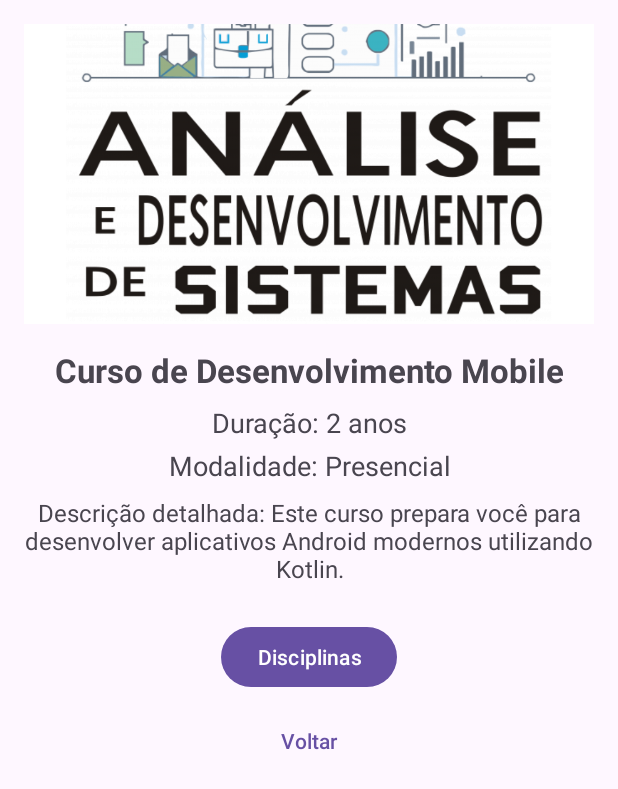
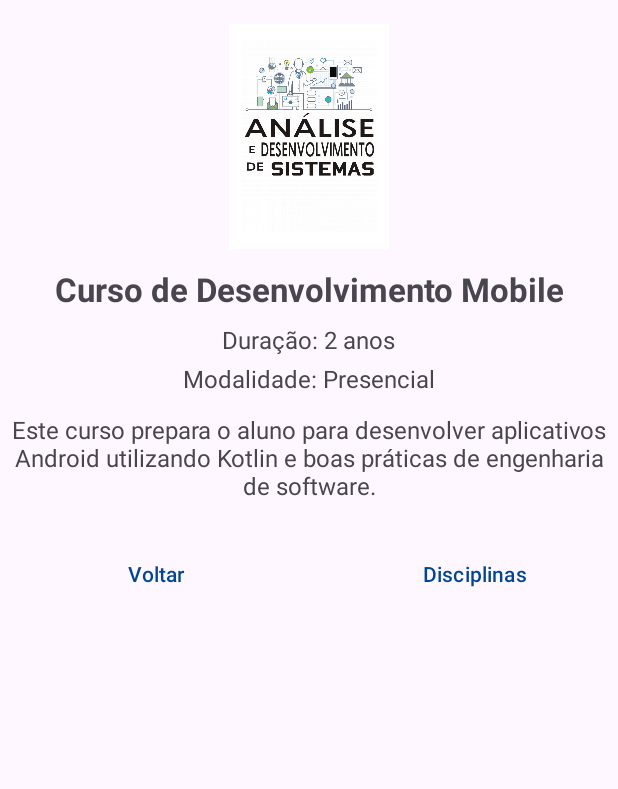
Before and after one commit to flaviaraqueljp/mobile, an Android app: the screen it shows after launch (SobreCursoActivity), after a tap on "Conheça o curso", on a phone screen of 412 x 824 dp. Shown: the top 789 px of the screen. Run offline under Robolectric (Android 15) with nearby library versions, the phone set to English and light mode, and no system bars.

Commit message:
Adicionando MyApplication

```diff
--- a/MyApplication/app/src/main/java/com/example/myapplication/MainActivity.kt
+++ b/MyApplication/app/src/main/java/com/example/myapplication/MainActivity.kt
@@ -1,34 +1,31 @@
 package com.example.myapplication
-import androidx.appcompat.app.AppCompatActivity
+
+import android.content.Intent
 import android.os.Bundle
 import android.widget.Button
-import android.content.Intent
 import androidx.activity.enableEdgeToEdge
+import androidx.appcompat.app.AppCompatActivity
 import androidx.core.view.ViewCompat
 import androidx.core.view.WindowInsetsCompat
-import androidx.core.view.updatePadding
-
 
 class MainActivity : AppCompatActivity() {
     override fun onCreate(savedInstanceState: Bundle?) {
+        super.onCreate(savedInstanceState)
         enableEdgeToEdge()
-        super.onCreate(savedInstanceState)
         setContentView(R.layout.activity_main)
-
         ViewCompat.setOnApplyWindowInsetsListener(findViewById(R.id.main)) { v, insets ->
             val systemBars = insets.getInsets(WindowInsetsCompat.Type.systemBars())
-            v.updatePadding(systemBars.left, systemBars.top, systemBars.right, systemBars.bottom)
+            v.setPadding(systemBars.left, systemBars.top, systemBars.right, systemBars.bottom)
             insets
         }
 
-        val btnCurso = findViewById<Button>(R.id.btnCurso)
-        val btnDisciplinas = findViewById<Button>(R.id.btnDisciplinas)
-
-        btnCurso.setOnClickListener {
+        val btnSobre = findViewById<Button>(R.id.btnSobreCurso)
+        btnSobre.setOnClickListener {
             val intent = Intent(this, SobreCursoActivity::class.java)
             startActivity(intent)
         }
 
+        val btnDisciplinas = findViewById<Button>(R.id.btnDisciplinas)
         btnDisciplinas.setOnClickListener {
             val intent = Intent(this, DisciplinasActivity::class.java)
             startActivity(intent)
--- a/MyApplication/app/src/main/java/com/example/myapplication/SobreCursoActivity.kt
+++ b/MyApplication/app/src/main/java/com/example/myapplication/SobreCursoActivity.kt
@@ -1,31 +1,31 @@
 package com.example.myapplication
+
 import android.content.Intent
-import androidx.appcompat.app.AppCompatActivity
 import android.os.Bundle
 import android.widget.Button
 import androidx.activity.enableEdgeToEdge
+import androidx.appcompat.app.AppCompatActivity
 import androidx.core.view.ViewCompat
 import androidx.core.view.WindowInsetsCompat
-import androidx.core.view.updatePadding
-
 
 class SobreCursoActivity : AppCompatActivity() {
     override fun onCreate(savedInstanceState: Bundle?) {
+        super.onCreate(savedInstanceState)
         enableEdgeToEdge()
-        super.onCreate(savedInstanceState)
         setContentView(R.layout.activity_sobre_curso)
-
         ViewCompat.setOnApplyWindowInsetsListener(findViewById(R.id.main)) { v, insets ->
             val systemBars = insets.getInsets(WindowInsetsCompat.Type.systemBars())
-            v.updatePadding(systemBars.left, systemBars.top, systemBars.right, systemBars.bottom)
+            v.setPadding(systemBars.left, systemBars.top, systemBars.right, systemBars.bottom)
             insets
         }
 
-        findViewById<Button>(R.id.btnVoltar).setOnClickListener {
+        val btnVoltar = findViewById<Button>(R.id.btnVoltar)
+        btnVoltar.setOnClickListener {
             finish()
         }
 
-        findViewById<Button>(R.id.btnDisciplinas).setOnClickListener {
+        val btnDisciplinas = findViewById<Button>(R.id.btnDisciplinas)
+        btnDisciplinas.setOnClickListener {
             val intent = Intent(this, DisciplinasActivity::class.java)
             startActivity(intent)
         }
--- a/MyApplication/app/src/main/res/layout/activity_sobre_curso.xml
+++ b/MyApplication/app/src/main/res/layout/activity_sobre_curso.xml
@@ -1,71 +1,88 @@
 <?xml version="1.0" encoding="utf-8"?>
 <ScrollView xmlns:android="http://schemas.android.com/apk/res/android"
+    xmlns:tools="http://schemas.android.com/tools"
     android:id="@+id/main"
     android:layout_width="match_parent"
     android:layout_height="match_parent"
-    android:clipToPadding="false">
+    android:padding="16dp">
 
     <LinearLayout
+        android:orientation="vertical"
+        android:gravity="center_horizontal"
         android:layout_width="match_parent"
         android:layout_height="wrap_content"
-        android:orientation="vertical"
-        android:padding="16dp"
-        android:gravity="center_horizontal">
+        tools:ignore="ExtraText">
 
         <ImageView
-            android:layout_width="match_parent"
-            android:layout_height="200dp"
-            android:src="@drawable/logo_curso"
+            android:id="@+id/imgCurso"
+            android:src="@drawable/curso"
+            android:layout_width="200dp"
+            android:layout_height="150dp"
             android:contentDescription="@string/desc_logo_course"
-            android:scaleType="centerCrop"
-            android:layout_marginBottom="16dp"/>
+            android:layout_marginTop="16dp"/>
 
         <TextView
+            android:id="@+id/txtNomeCurso"
             android:layout_width="wrap_content"
             android:layout_height="wrap_content"
             android:text="@string/course_name"
             android:textSize="22sp"
             android:textStyle="bold"
-            android:layout_marginBottom="8dp"
+            android:layout_marginTop="12dp"
             android:gravity="center"/>
 
         <TextView
+            android:id="@+id/txtDuracao"
             android:layout_width="wrap_content"
             android:layout_height="wrap_content"
             android:text="@string/course_duration"
-            android:textSize="18sp"
-            android:layout_marginBottom="4dp"
-            android:gravity="center"/>
+            android:textSize="16sp"
+            android:layout_marginTop="8dp"/>
 
         <TextView
+            android:id="@+id/txtModalidade"
             android:layout_width="wrap_content"
             android:layout_height="wrap_content"
             android:text="@string/course_modality"
-            android:textSize="18sp"
-            android:layout_marginBottom="8dp"
-            android:gravity="center"/>
+            android:textSize="16sp"
+            android:layout_marginTop="4dp"/>
 
         <TextView
-            android:layout_width="match_parent"
+            android:id="@+id/txtDescricao"
+            android:layout_width="wrap_content"
             android:layout_height="wrap_content"
             android:text="@string/course_details"
             android:textSize="16sp"
-            android:layout_marginBottom="24dp"
+            android:layout_marginTop="12dp"
             android:gravity="center"/>
 
-        <Button
-            android:id="@+id/btnDisciplinas"
-            android:layout_width="wrap_content"
+        <LinearLayout
+            style="?android:attr/buttonBarStyle"
+            android:orientation="horizontal"
+            android:gravity="center"
+            android:layout_width="match_parent"
             android:layout_height="wrap_content"
-            android:text="@string/btn_disciplines"
-            android:layout_marginBottom="8dp"/>
+            android:layout_marginTop="24dp">
 
-        <Button
-            android:id="@+id/btnVoltar"
-            android:layout_width="wrap_content"
-            android:layout_height="wrap_content"
-            android:text="@string/btn_back"
-            style="@style/Widget.Material3.Button.TextButton"/>
+            <Button
+                android:id="@+id/btnVoltar"
+                style="?android:attr/buttonBarButtonStyle"
+                android:layout_width="0dp"
+                android:layout_height="wrap_content"
+                android:layout_weight="1"
+                android:maxWidth="320dp"
+                android:text="@string/btn_back"
+                android:layout_marginEnd="12dp" />
 
+            <Button
+                android:id="@+id/btnDisciplinas"
+                style="?android:attr/buttonBarButtonStyle"
+                android:layout_width="0dp"
+                android:layout_height="wrap_content"
+                android:layout_weight="1"
+                android:maxWidth="320dp"
+                android:text="@string/btn_disciplines"
+                tools:ignore="VisualLintButtonSize" />
+        </LinearLayout>
     </LinearLayout>
 </ScrollView>
--- a/MyApplication/app/src/main/res/values-night/themes.xml
+++ b/MyApplication/app/src/main/res/values-night/themes.xml
@@ -1,8 +1,10 @@
 <resources xmlns:tools="http://schemas.android.com/tools">
-    <!-- Base application theme. -->
+    <!-- Tema base do aplicativo. -->
     <style name="Base.Theme.MyApplication" parent="Theme.Material3.DayNight.NoActionBar">
-        <!-- Customize your dark theme here. -->
-        <!-- <item name="colorPrimary">@color/my_dark_primary</item> -->
+        <!-- Personalize seu tema escuro aqui. -->
+        <item name="colorPrimary">@color/unipe_blue</item>
+        <item name="colorOnPrimary">@color/white</item>
+        <item name="colorSecondary">@color/unipe_yellow</item>
     </style>
 
     <style name="Theme.MyApplication" parent="Base.Theme.MyApplication" />
--- a/MyApplication/app/src/main/res/values/colors.xml
+++ b/MyApplication/app/src/main/res/values/colors.xml
@@ -2,4 +2,6 @@
 <resources>
     <color name="black">#FF000000</color>
     <color name="white">#FFFFFFFF</color>
+    <color name="unipe_blue">#004691</color>
+    <color name="unipe_yellow">#FFCC00</color>
 </resources>
--- a/MyApplication/app/src/main/res/values/strings.xml
+++ b/MyApplication/app/src/main/res/values/strings.xml
@@ -1,6 +1,6 @@
 <resources>
     <string name="app_name">Meu Curso</string>
-    <string name="inst_name">Instituto Tech</string>
+    <string name="inst_name">UNIPÊ</string>
     <string name="course_name">Curso de Desenvolvimento Mobile</string>
     <string name="course_desc">Aprenda a criar aplicativos Android com Kotlin.</string>
     <string name="btn_about_course">Conheça o curso</string>
@@ -9,7 +9,7 @@
 
     <string name="course_duration">Duração: 2 anos</string>
     <string name="course_modality">Modalidade: Presencial</string>
-    <string name="course_details">Descrição detalhada: Este curso prepara você para desenvolver aplicativos Android modernos utilizando Kotlin.</string>
+    <string name="course_details">Este curso prepara o aluno para desenvolver aplicativos Android utilizando Kotlin e boas práticas de engenharia de software.</string>
 
     <string name="subject_programming">Programação</string>
     <string name="subject_database">Banco de Dados</string>
@@ -18,6 +18,9 @@
     <string name="subject_mobile_dev">Desenvolvimento Mobile</string>
     <string name="subject_ai">Inteligência Artificial</string>
 
-    <string name="desc_logo_inst">Logo da Instituição Tech</string>
-    <string name="desc_logo_course">Banner do curso</string>
+    <string name="desc_logo_inst">Logo da Instituição</string>
+    <string name="desc_logo_course">Imagem do curso</string>
+    <string name="voltar">Voltar</string>
+    <string name="compartilhar">Compartilhar</string>
+    <string name="disciplinas">DISCIPLINAS</string>
 </resources>
--- a/MyApplication/app/src/main/res/values/themes.xml
+++ b/MyApplication/app/src/main/res/values/themes.xml
@@ -1,8 +1,10 @@
 <resources xmlns:tools="http://schemas.android.com/tools">
-    <!-- Base application theme. -->
+    <!-- Tema base do aplicativo. -->
     <style name="Base.Theme.MyApplication" parent="Theme.Material3.DayNight.NoActionBar">
-        <!-- Customize your light theme here. -->
-        <!-- <item name="colorPrimary">@color/my_light_primary</item> -->
+        <!-- Personalize seu tema claro aqui. -->
+        <item name="colorPrimary">@color/unipe_blue</item>
+        <item name="colorOnPrimary">@color/white</item>
+        <item name="colorSecondary">@color/unipe_yellow</item>
     </style>
 
     <style name="Theme.MyApplication" parent="Base.Theme.MyApplication" />
```
Also changed, not shown: MyApplication/app/src/main/AndroidManifest.xml (+7 -2 lines), MyApplication/app/src/main/java/com/example/myapplication/DetalhesDisciplinaActivity.kt (added, +46 -0 lines), MyApplication/app/src/main/java/com/example/myapplication/DisciplinasActivity.kt (+23 -16 lines), MyApplication/app/src/main/res/layout/activity_detalhes_disciplina.xml (added, +38 -0 lines), MyApplication/app/src/main/res/layout/activity_disciplinas.xml (+12 -39 lines), MyApplication/app/src/main/res/layout/activity_main.xml (+17 -12 lines), MyApplication/app/src/main/res/drawable/curso.png (renamed from MyApplication/app/src/main/res/drawable/logo_curso.png), MyApplication/app/src/main/res/drawable/instituicao.webp (renamed from MyApplication/app/src/main/res/drawable/logo_instituicao.webp), MyApplication/gradle/wrapper/gradle-wrapper.properties, 2 other files.
